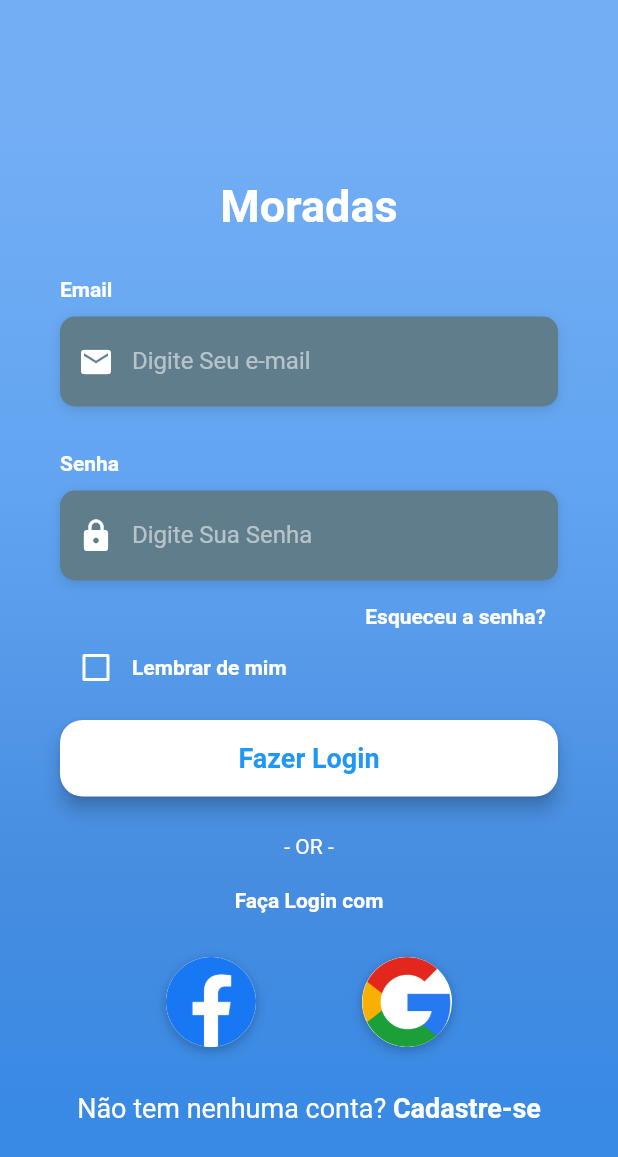
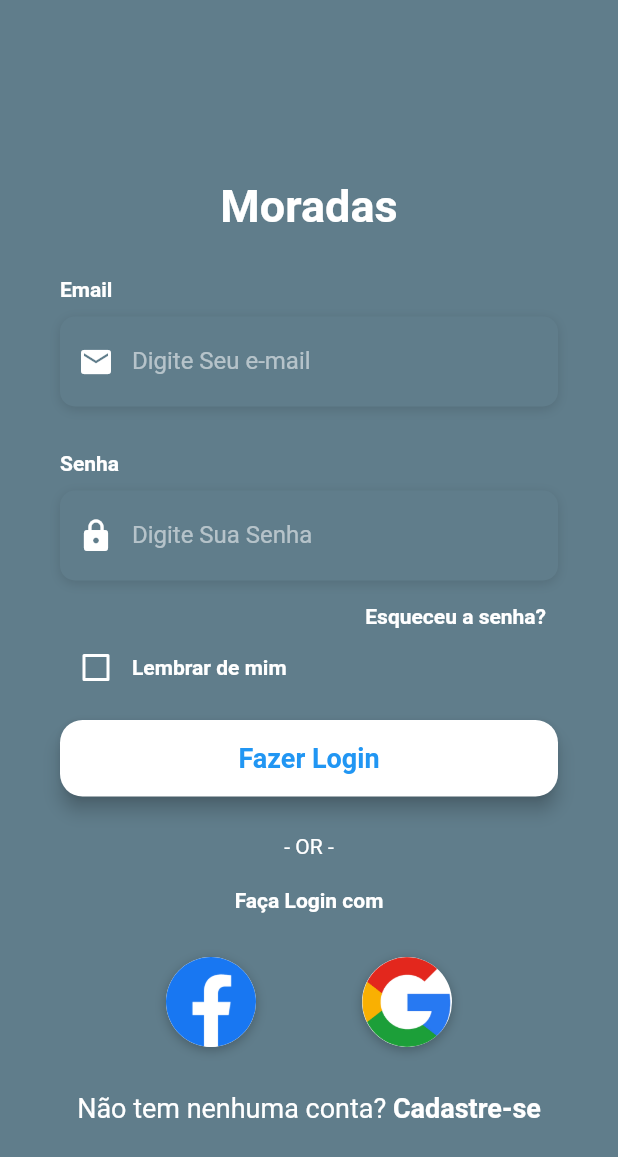
Before and after one commit to GuiLisboa/moradas_flutter, a Flutter app: the screen it shows after launch, on a phone screen of 412 x 824 dp. Shown: the top 1157 px of the screen. Run offline on Flutter 3.47's test engine with Material 2 defaults, Android fonts, the phone set to English and light mode, and no system bars; Roboto replaces fonts that are missing (OpenSans).

Commit message:
Update login_page.dart

```diff
--- a/lib/features/login/login_page.dart
+++ b/lib/features/login/login_page.dart
@@ -256,10 +256,10 @@ class LoginPageState extends State<LoginPage> {
                     begin: Alignment.topCenter,
                     end: Alignment.bottomCenter,
                     colors: [
-                      Color(0xFF73AEF5),
-                      Color(0xFF61A4F1),
-                      Color(0xFF478DE0),
-                      Color(0xFF398AE5),
+                      Color(0xff607d8b),
+                      Color(0xff607d8b),
+                      Color(0xff607d8b),
+                      Color(0xff607d8b),
                     ],
                     stops: [0.1, 0.4, 0.7, 0.9],
                   ),
```
